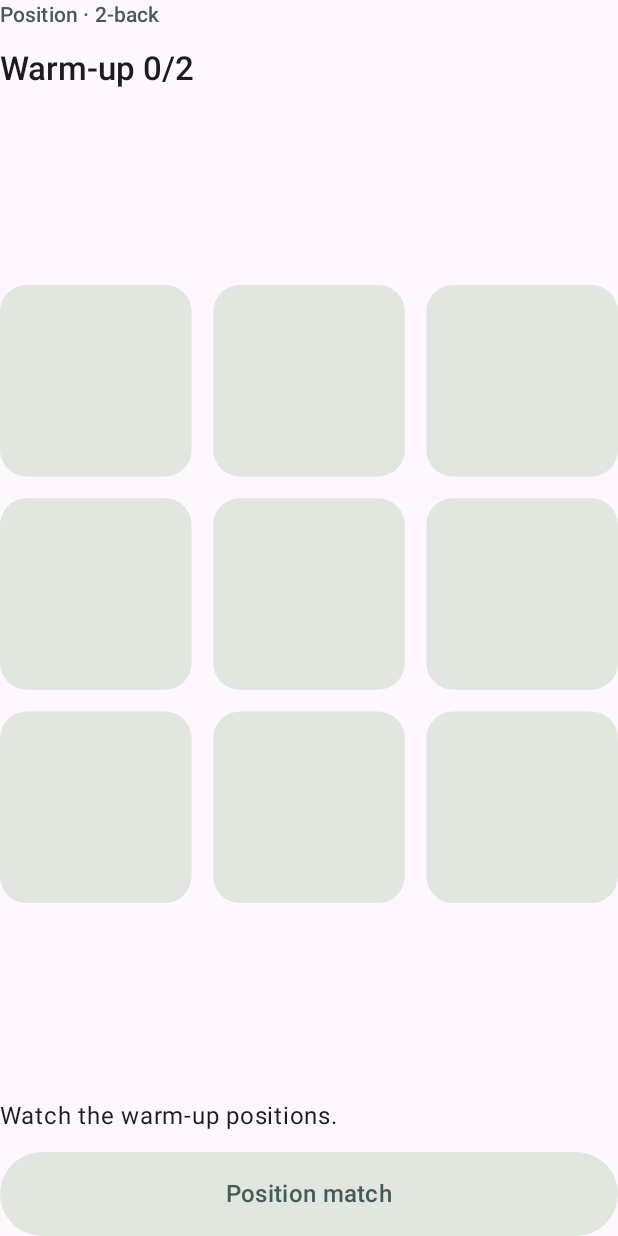
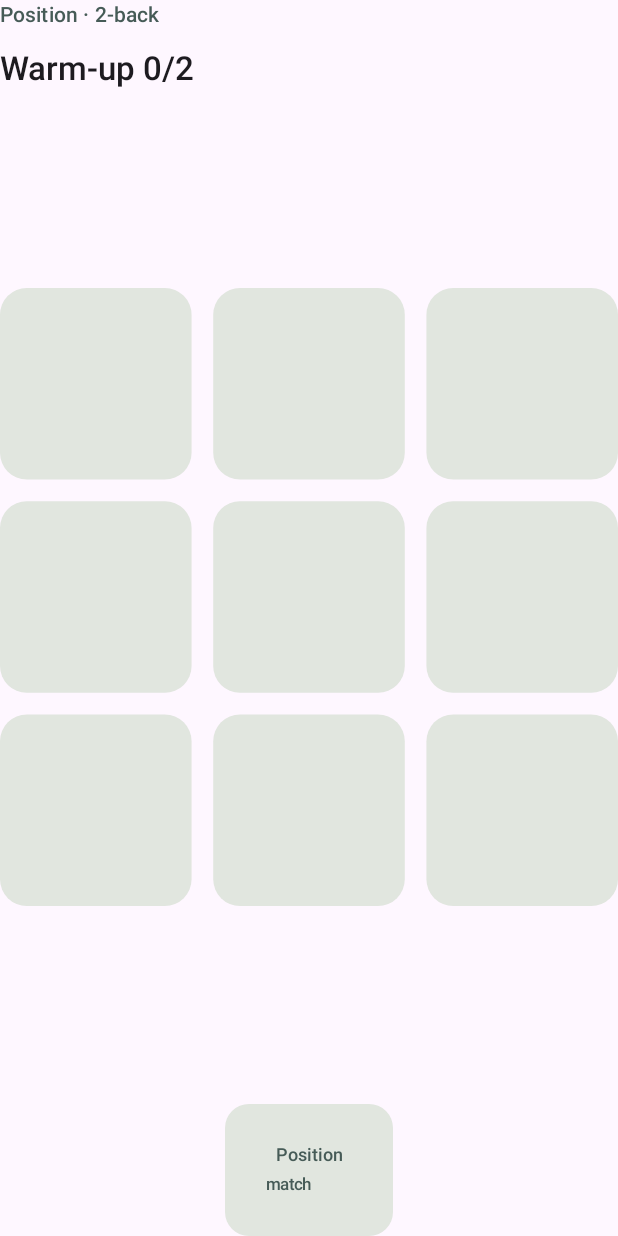
Before and after one commit to lumensparkxy/nback-lab, an Android app built with Jetpack Compose: the composable Playing shown on its own in the app's theme, on a phone screen of 412 x 824 dp. Run offline under Robolectric (Android 15) with nearby library versions, the light colour scheme and no system bars.

Commit message:
Keep response buttons in a compact centered row

```diff
--- a/app/src/main/java/com/example/nback/NBackApp.kt
+++ b/app/src/main/java/com/example/nback/NBackApp.kt
@@ -10,6 +10,9 @@ import androidx.compose.foundation.layout.PaddingValues
 import androidx.compose.foundation.layout.fillMaxSize
 import androidx.compose.foundation.layout.fillMaxWidth
 import androidx.compose.foundation.layout.height
+import androidx.compose.foundation.layout.IntrinsicSize
+import androidx.compose.foundation.layout.fillMaxHeight
+import androidx.compose.foundation.layout.widthIn
 import androidx.compose.foundation.layout.heightIn
 import androidx.compose.foundation.layout.padding
 import androidx.compose.foundation.layout.size
@@ -40,6 +43,7 @@ import androidx.compose.ui.draw.alpha
 import androidx.compose.ui.semantics.clearAndSetSemantics
 import androidx.compose.ui.graphics.Color
 import androidx.activity.compose.LocalActivity
+import androidx.compose.ui.platform.LocalDensity
 import androidx.compose.ui.platform.testTag
 import androidx.compose.ui.res.pluralStringResource
 import androidx.compose.ui.res.stringResource
@@ -47,8 +51,10 @@ import androidx.compose.ui.semantics.contentDescription
 import androidx.compose.ui.semantics.heading
 import androidx.compose.ui.semantics.semantics
 import androidx.compose.ui.semantics.stateDescription
+import androidx.compose.ui.text.style.TextAlign
 import androidx.compose.ui.text.font.FontWeight
 import androidx.compose.ui.unit.dp
+import androidx.compose.ui.unit.sp
 import com.example.nback.engine.StimulusType
 import com.example.nback.engine.SessionScreen
 import com.example.nback.engine.SessionState
@@ -87,13 +93,16 @@ internal fun SessionContent(
     onToggleType: (StimulusType) -> Unit = {}, onTypeMatch: (StimulusType) -> Unit = { onMatch() },
 ) {
     Scaffold(containerColor = Paper) { insets ->
-        Box(Modifier.fillMaxSize().padding(insets).padding(horizontal = 24.dp, vertical = 16.dp)) {
+        BoxWithConstraints(Modifier.fillMaxSize().padding(insets)) {
+            val sidePadding = if (state.screen == SessionScreen.PLAYING && maxWidth < 360.dp) 8.dp else 24.dp
+            Box(Modifier.fillMaxSize().padding(horizontal = sidePadding, vertical = 16.dp)) {
             when (state.screen) {
                 SessionScreen.HOME -> Instructions(settings, onSelect, onStart, onPractice, onRetry, history, onHistory, onRetryAll, onToggleType)
                 SessionScreen.PLAYING -> Playing(state, onTypeMatch, onHome)
                 SessionScreen.INTERRUPTED -> Interrupted(state, onStart, onHome)
                 SessionScreen.RESULTS -> Results(state, onStart, onHome, history, resultId, time, onHistory, onRetryResult)
                 SessionScreen.PRACTICE_FEEDBACK, SessionScreen.PRACTICE_COMPLETE -> key(state.feedback?.token) { PracticeExplanation(state, onNext, onPractice, onStart, onHome) }
+            }
             }
         }
     }
@@ -126,7 +135,7 @@ private fun Instructions(settings: SettingsState, onSelect: (Int) -> Unit, onSta
 
 @Composable
 private fun Playing(state: SessionState, onMatch: (StimulusType) -> Unit, onHome: () -> Unit) {
-    BoxWithConstraints(Modifier.fillMaxSize()) {
+    BoxWithConstraints(Modifier.fillMaxSize().testTag("playing_area")) {
         val compactResponses = maxWidth > maxHeight || maxHeight < 650.dp
         if (maxWidth > maxHeight) {
             Column(Modifier.fillMaxSize(), verticalArrangement = Arrangement.spacedBy(8.dp)) {
@@ -137,9 +146,7 @@ private fun Playing(state: SessionState, onMatch: (StimulusType) -> Unit, onHome
                         if (state.config.practice) SkipButton(onHome, compact = true)
                     }
                 }
-                Row(Modifier.fillMaxWidth(), horizontalArrangement = Arrangement.spacedBy(8.dp)) {
-                    for (type in state.config.types) Column(Modifier.weight(1f)) { TypeResponseControl(state, type, onMatch, compactResponses) }
-                }
+                ResponseControls(state, onMatch, compactResponses)
             }
         } else {
             Column(Modifier.fillMaxSize(), verticalArrangement = Arrangement.spacedBy(if (compactResponses) 8.dp else 12.dp)) {
@@ -165,60 +172,38 @@ private fun Progress(state: SessionState, compact: Boolean = false) {
 }
 
 @Composable
-private fun ResponseControls(state: SessionState, onMatch: (StimulusType) -> Unit, compact: Boolean = false) {
-    if (state.config.modeMask == 1 && !compact) {
-        // Reserve the largest status layout so input never moves the grid.
-        val messages = listOf(stringResource(R.string.watch_positions),
-            stringResource(R.string.response_recorded), pluralStringResource(R.plurals.match_prompt, state.config.level, state.config.level))
-        Box {
-            messages.forEach { Text(it, style = MaterialTheme.typography.bodyLarge, modifier = Modifier.alpha(0f).clearAndSetSemantics {}) }
-            Text(messages[when { state.isWarmUp -> 0; state.responseRecorded -> 1; else -> 2 }],
-                style = MaterialTheme.typography.bodyLarge, modifier = Modifier.testTag("response_status"))
+private fun ResponseControls(state: SessionState, onMatch: (StimulusType) -> Unit, compact: Boolean) {
+    BoxWithConstraints(Modifier.fillMaxWidth(), contentAlignment = Alignment.Center) {
+        val gap = if (maxWidth < 300.dp) 4.dp else 8.dp
+        val buttonWidth = 112.dp * LocalDensity.current.fontScale
+        Row(Modifier.widthIn(max = buttonWidth * state.config.types.size + gap * (state.config.types.size - 1))
+            .fillMaxWidth().height(IntrinsicSize.Min).testTag("response_row"),
+            horizontalArrangement = Arrangement.spacedBy(gap)) {
+            for (type in state.config.types) {
+                TypeResponseControl(state, type, onMatch, Modifier.weight(1f).fillMaxHeight(), compact)
             }
         }
-    for (type in state.config.types) TypeResponseControl(state, type, onMatch, compact)
+    }
 }
 
 @Composable
-private fun TypeResponseControl(state: SessionState, type: StimulusType, onMatch: (StimulusType) -> Unit, compact: Boolean = false) {
-    if (compact) {
+private fun TypeResponseControl(state: SessionState, type: StimulusType, onMatch: (StimulusType) -> Unit, modifier: Modifier, compact: Boolean) {
     val label = stringResource(R.string.type_match, typeLabel(type))
     val recorded = type in state.recordedTypes
     val status = stringResource(if (recorded) R.string.type_recorded else if (state.isWarmUp) R.string.watch_warmup else R.string.match_if_same)
     Button(onClick = { onMatch(type) }, enabled = state.canRespond(type),
-            modifier = Modifier.fillMaxWidth().heightIn(min = 56.dp)
+        modifier = modifier.heightIn(min = if (compact) 64.dp else 88.dp)
             .testTag(if (type == StimulusType.POSITION) "match" else "match_${type.bit}")
             .semantics { contentDescription = label; stateDescription = status },
-            contentPadding = PaddingValues(horizontal = 8.dp, vertical = 8.dp),
+        shape = RoundedCornerShape(16.dp),
+        contentPadding = PaddingValues(horizontal = 2.dp, vertical = if (compact) 8.dp else 12.dp),
         colors = ButtonDefaults.buttonColors(containerColor = Ink, contentColor = Color.White,
             disabledContainerColor = Cell, disabledContentColor = Muted)) {
-            BoxWithConstraints(Modifier.fillMaxWidth().clearAndSetSemantics {}) {
-                if (maxWidth < 220.dp) {
-                    Column(Modifier.fillMaxWidth(), horizontalAlignment = Alignment.CenterHorizontally) {
-                        Text(typeLabel(type), style = MaterialTheme.typography.labelLarge)
+        Column(Modifier.fillMaxWidth().clearAndSetSemantics {}, horizontalAlignment = Alignment.CenterHorizontally,
+            verticalArrangement = Arrangement.spacedBy(4.dp)) {
+            Text(typeLabel(type), style = MaterialTheme.typography.labelMedium, letterSpacing = 0.sp, textAlign = TextAlign.Center)
             CompactResponseStatus(recorded)
         }
-                } else Row(Modifier.fillMaxWidth(), horizontalArrangement = Arrangement.SpaceBetween,
-                    verticalAlignment = Alignment.CenterVertically) {
-                    Text(typeLabel(type), style = MaterialTheme.typography.labelLarge)
-                    CompactResponseStatus(recorded)
-                }
-            }
-        }
-        return
-    }
-    Column {
-        if (state.config.modeMask != 1) {
-            val messages = listOf(stringResource(R.string.watch_warmup), stringResource(R.string.type_recorded), stringResource(R.string.match_if_same))
-            Box {
-                messages.forEach { Text(it, style = MaterialTheme.typography.labelMedium, modifier = Modifier.alpha(0f).clearAndSetSemantics {}) }
-                Text(messages[when { state.isWarmUp -> 0; type in state.recordedTypes -> 1; else -> 2 }],
-                    style = MaterialTheme.typography.labelMedium, modifier = Modifier.testTag("status_${type.bit}"))
-            }
-        }
-        val label = stringResource(R.string.type_match, typeLabel(type))
-        ActionButton(label, { onMatch(type) },
-            state.canRespond(type), if (type == StimulusType.POSITION) "match" else "match_${type.bit}")
     }
 }
 
@@ -226,8 +211,8 @@ private fun TypeResponseControl(state: SessionState, type: StimulusType, onMatch
 private fun CompactResponseStatus(recorded: Boolean) {
     val messages = listOf(stringResource(R.string.match_action), stringResource(R.string.type_recorded))
     Box {
-        messages.forEach { Text(it, style = MaterialTheme.typography.labelSmall, modifier = Modifier.alpha(0f).clearAndSetSemantics {}) }
-        Text(messages[if (recorded) 1 else 0], style = MaterialTheme.typography.labelSmall)
+        messages.forEach { Text(it, style = MaterialTheme.typography.labelSmall, letterSpacing = 0.sp, textAlign = TextAlign.Center, modifier = Modifier.alpha(0f).clearAndSetSemantics {}) }
+        Text(messages[if (recorded) 1 else 0], style = MaterialTheme.typography.labelSmall, letterSpacing = 0.sp, textAlign = TextAlign.Center)
     }
 }
 
--- a/app/src/main/res/values/strings.xml
+++ b/app/src/main/res/values/strings.xml
@@ -10,12 +10,6 @@
   <string name="start">Start session</string>
   <string name="warmup_progress">Warm-up %1$d/%2$d</string>
   <string name="scored_progress">Turn %1$d/20</string>
-  <string name="watch_positions">Watch the warm-up positions.</string>
-  <string name="response_recorded">✓ Response recorded</string>
-  <plurals name="match_prompt">
-    <item quantity="one">Same position as %1$d turn ago?</item>
-    <item quantity="other">Same position as %1$d turns ago?</item>
-  </plurals>
   <string name="visual_grid">Visual position grid</string>
   <string name="interrupted">Session interrupted</string>
   <string name="interrupted_detail">This session ended before it was complete. Restart when you are ready; no partial score was saved.</string>
```
Also changed, not shown: 2 other files. Lines whose indentation alone changed are shown as unchanged.
